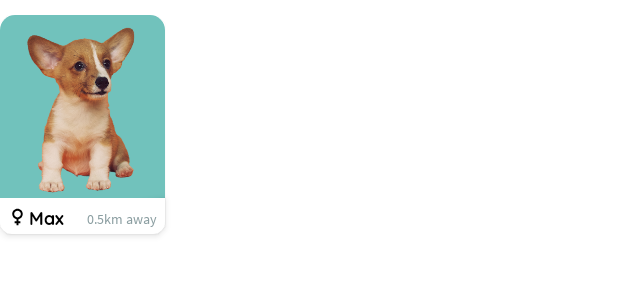
After one commit to alyssaariasss/happytail-app, an Android app: the layout single_near_pet.xml on its own in the app's theme, with its tools: preview values and no code run, on a phone screen of 412 x 824 dp. The commit adds this screen. Shown: the top 300 px of the screen. Run offline under Robolectric (Android 15) with nearby library versions, the phone set to English and light mode, and no system bars.

Commit message:
added initial layout for near pets

```diff
--- a/app/src/main/res/layout/fragment_home.xml
+++ b/app/src/main/res/layout/fragment_home.xml
@@ -122,7 +122,7 @@
         <com.denzcoskun.imageslider.ImageSlider
             android:id="@+id/homeBanner"
             android:layout_width="match_parent"
-            android:layout_height="140dp"
+            android:layout_height="125dp"
             android:layout_margin="20dp"
             app:iss_auto_cycle="true"
             app:iss_period="1000"
@@ -145,6 +145,14 @@
             app:layout_constraintTop_toBottomOf="@id/homeBanner"
             app:layout_constraintStart_toStartOf="parent"/>
 
+        <androidx.recyclerview.widget.RecyclerView
+            android:layout_width="match_parent"
+            android:layout_height="wrap_content"
+            android:layout_margin="20dp"
+            app:layout_constraintStart_toStartOf="parent"
+            app:layout_constraintEnd_toEndOf="parent"
+            app:layout_constraintTop_toBottomOf="@id/nearPetsTitle" />
+
     </androidx.constraintlayout.widget.ConstraintLayout>
 
 
--- /dev/null
+++ b/app/src/main/res/layout/single_near_pet.xml
@@ -0,0 +1,73 @@
+<?xml version="1.0" encoding="utf-8"?>
+<RelativeLayout xmlns:android="http://schemas.android.com/apk/res/android"
+    xmlns:app="http://schemas.android.com/apk/res-auto"
+    xmlns:tools="http://schemas.android.com/tools"
+    android:layout_width="match_parent"
+    android:layout_height="match_parent"
+    android:layout_marginVertical ="10dp"
+    android:layout_marginEnd="10dp"
+    android:orientation="vertical" >
+
+    <ImageView
+        android:id="@+id/petPictureHolder"
+        android:layout_width="110dp"
+        android:layout_height="122dp"
+        android:src="@drawable/pet_max"
+        android:elevation="6dp"/>
+
+
+    <LinearLayout
+        android:layout_width="110dp"
+        android:layout_height="wrap_content"
+        android:layout_below="@id/petPictureHolder"
+        android:layout_marginTop="3dp"
+        android:elevation="8dp"
+        android:gravity="center_vertical">
+
+        <ImageView
+            android:id="@+id/petGenderImg"
+            android:layout_width="15dp"
+            android:layout_height="15dp"
+            android:layout_marginStart="4dp"
+            android:src="@drawable/ic_baseline_female_24" />
+
+        <TextView
+            android:id="@+id/petName"
+            android:layout_width="wrap_content"
+            android:layout_height="wrap_content"
+            android:text="@string/max"
+            android:fontFamily="@font/quicksand_bold"
+            android:textColor="@color/black"
+            android:textSize="12sp"
+            android:textAlignment="viewStart" />
+
+        <TextView
+            android:id="@+id/petLocation"
+            android:layout_width="wrap_content"
+            android:layout_height="wrap_content"
+            android:fontFamily="@font/sourcesanspro_regular"
+            android:text="@string/_0_5km_away"
+            android:textColor="@color/indicator_inactive"
+            android:textSize="9sp"
+            android:layout_marginTop="2dp"
+            android:layout_marginStart="15dp"
+            tools:ignore="SmallSp" />
+    </LinearLayout>
+
+    <View
+        android:id="@+id/bgCard"
+        android:layout_width="110dp"
+        android:layout_height="145dp"
+        android:background="@drawable/round_rectangle_button"
+        android:backgroundTint="@color/secondary_teal"
+        android:elevation="2dp"
+        android:layout_marginBottom="5dp"/>
+
+    <View
+        android:layout_width="110dp"
+        android:layout_height="24dp"
+        android:background="@drawable/half_rectangle_bottom"
+        android:layout_below="@id/petPictureHolder"
+        android:elevation="3dp" />
+
+</RelativeLayout>
```
